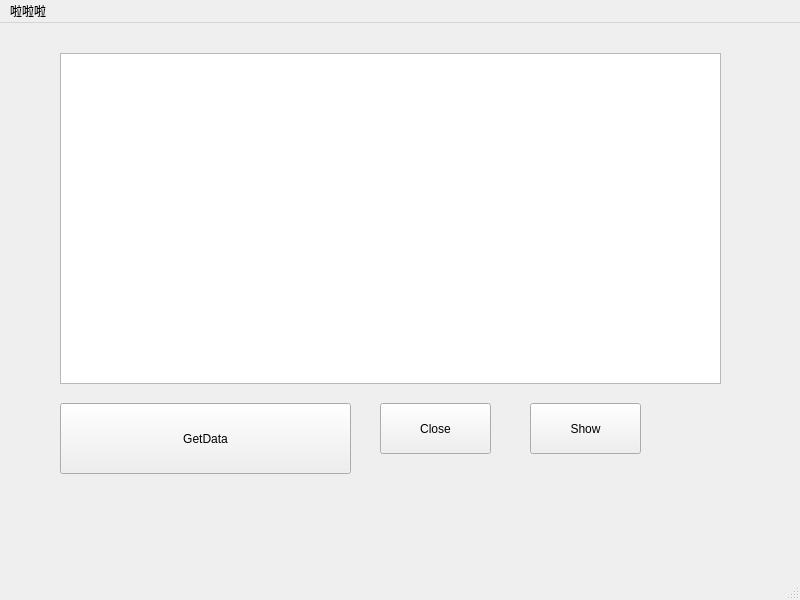
This is 2100810224_QtAPP/mainwindow.ui in weakfunc/Qt_OneNET_Application as Qt 5 draws it before an edit. The edited form follows.
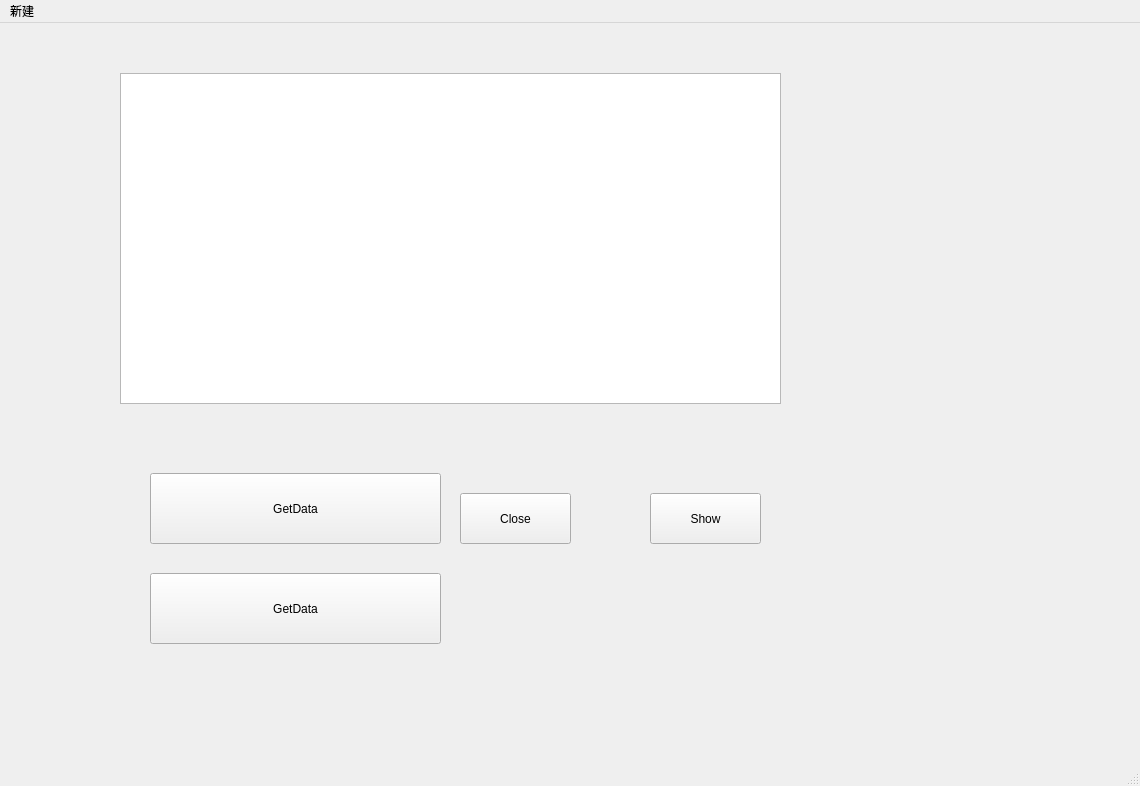
This is the edited form.

Diff of the .ui file:
```diff
--- a/2100810224_QtAPP/mainwindow.ui
+++ b/2100810224_QtAPP/mainwindow.ui
@@ -6,8 +6,8 @@
    <rect>
     <x>0</x>
     <y>0</y>
-    <width>800</width>
-    <height>600</height>
+    <width>1140</width>
+    <height>786</height>
    </rect>
   </property>
   <property name="windowTitle">
@@ -17,8 +17,8 @@
    <widget class="QPushButton" name="pushButton">
     <property name="geometry">
      <rect>
-      <x>60</x>
-      <y>380</y>
+      <x>150</x>
+      <y>450</y>
       <width>291</width>
       <height>71</height>
      </rect>
@@ -36,8 +36,8 @@
    <widget class="QTextBrowser" name="textBrowser">
     <property name="geometry">
      <rect>
-      <x>60</x>
-      <y>30</y>
+      <x>120</x>
+      <y>50</y>
       <width>661</width>
       <height>331</height>
      </rect>
@@ -46,8 +46,8 @@
    <widget class="QPushButton" name="pushButton_2">
     <property name="geometry">
      <rect>
-      <x>380</x>
-      <y>380</y>
+      <x>460</x>
+      <y>470</y>
       <width>111</width>
       <height>51</height>
      </rect>
@@ -59,8 +59,8 @@
    <widget class="QPushButton" name="pushButton_3">
     <property name="geometry">
      <rect>
-      <x>530</x>
-      <y>380</y>
+      <x>650</x>
+      <y>470</y>
       <width>111</width>
       <height>51</height>
      </rect>
@@ -69,19 +69,38 @@
      <string>Show</string>
     </property>
    </widget>
+   <widget class="QPushButton" name="pushButton_4">
+    <property name="geometry">
+     <rect>
+      <x>150</x>
+      <y>550</y>
+      <width>291</width>
+      <height>71</height>
+     </rect>
+    </property>
+    <property name="mouseTracking">
+     <bool>false</bool>
+    </property>
+    <property name="text">
+     <string>GetData</string>
+    </property>
+    <property name="checkable">
+     <bool>false</bool>
+    </property>
+   </widget>
   </widget>
   <widget class="QMenuBar" name="menubar">
    <property name="geometry">
     <rect>
      <x>0</x>
      <y>0</y>
-     <width>800</width>
+     <width>1140</width>
      <height>25</height>
     </rect>
    </property>
    <widget class="QMenu" name="menu">
     <property name="title">
-     <string>啦啦啦</string>
+     <string>新建</string>
     </property>
    </widget>
    <addaction name="menu"/>
```
Left out of the diff: 6 changed lines with no effect on the pictures.
